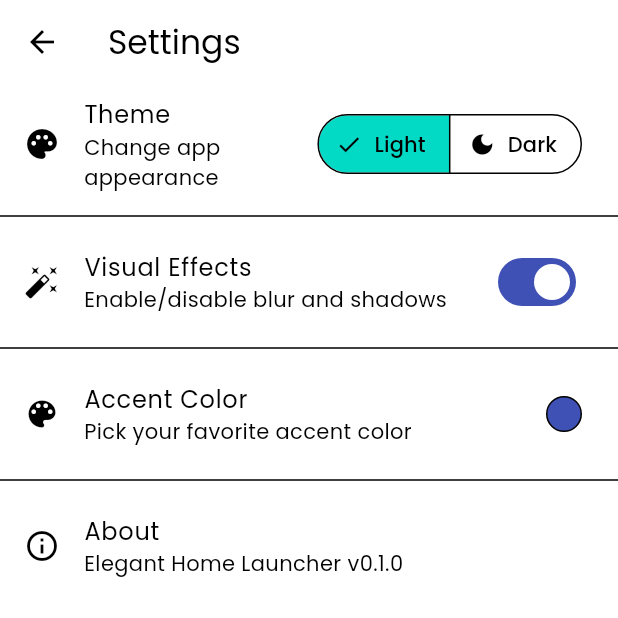
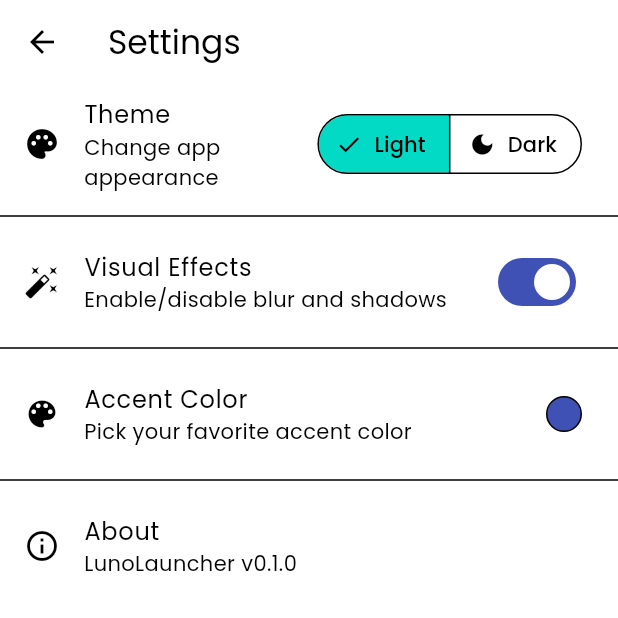
Before and after one commit to MeBadDev/LunoLauncher, a Flutter app: the screen it shows after launch, after a tap on the "settings" icon, on a phone screen of 412 x 824 dp, the top half of it. Run offline on Flutter 3.47's test engine with Material 3 defaults, Android fonts, the phone set to English and light mode, and no system bars; our stand-ins replace google_fonts, shared_preferences; missing offline and left inert: installed_apps.

Commit message:
feat: Rebrand app name to "LunoLauncher"

```diff
--- a/lib/main.dart
+++ b/lib/main.dart
@@ -30,7 +30,7 @@ class MainApp extends StatelessWidget {
       child: Consumer<ThemeProvider>(
         builder: (context, themeProvider, _) {
           return MaterialApp(
-            title: 'Elegant Home Launcher',
+            title: 'LunoLauncher',
             theme: themeProvider.getLightTheme(),
             darkTheme: themeProvider.getDarkTheme(),
             themeMode: themeProvider.themeMode,
--- a/lib/widgets/settings_page.dart
+++ b/lib/widgets/settings_page.dart
@@ -58,7 +58,7 @@ class SettingsPage extends StatelessWidget {
           const Divider(),
           const ListTile(
             title: Text('About'),
-            subtitle: Text('Elegant Home Launcher v0.1.0'),
+            subtitle: Text('LunoLauncher v0.1.0'),
             leading: Icon(Icons.info_outline),
           ),
         ],
```
Also changed, not shown: 1 other file.
